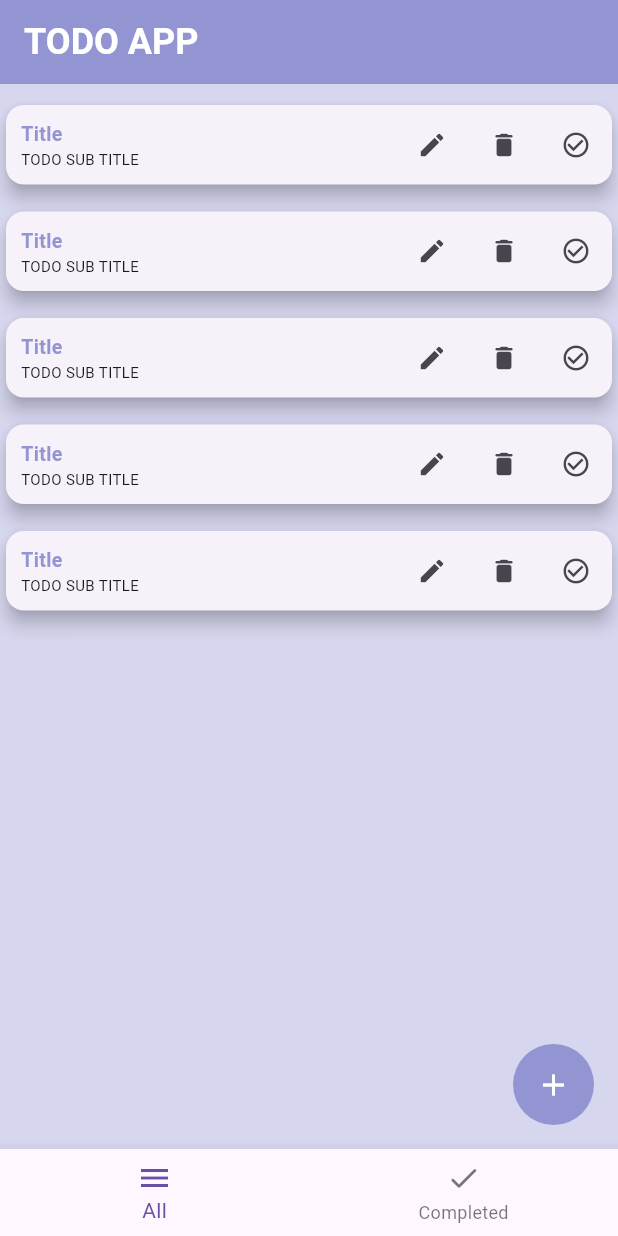
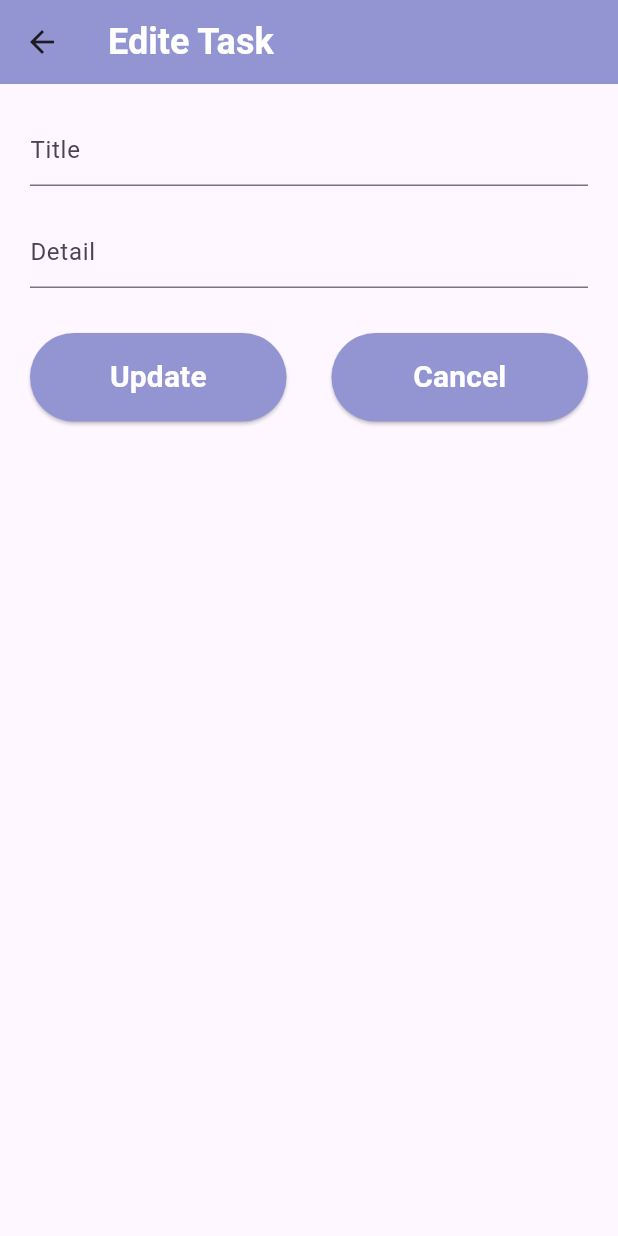
Before and after one commit to felopatersameh/Todo-App, a Flutter app: the screen it shows after launch, after a tap on the "edit" icon, on a phone screen of 412 x 824 dp. Run offline on Flutter 3.47's test engine with Material 3 defaults, Android fonts, the phone set to English and light mode, and no system bars.

Commit message:
create edite task

```diff
--- a/lib/add_screen.dart
+++ b/lib/add_screen.dart
@@ -2,7 +2,6 @@ import 'package:flutter/material.dart';
 
 class AddScreen extends StatefulWidget {
   const AddScreen({super.key});
-
   @override
   State<AddScreen> createState() => _AddScreenState();
 }
--- /dev/null
+++ b/lib/edit_screen.dart
@@ -0,0 +1,98 @@
+import 'package:flutter/material.dart';
+
+class EditScreen extends StatefulWidget {
+  const EditScreen({super.key});
+
+  @override
+  State<EditScreen> createState() => _EditScreenState();
+}
+
+TextEditingController _title = TextEditingController();
+TextEditingController _detail = TextEditingController();
+
+class _EditScreenState extends State<EditScreen> {
+  @override
+  Widget build(BuildContext context) {
+    return Scaffold(
+      appBar: AppBar(
+        backgroundColor: const Color(0xff9395D3),
+        title: const Text(
+          "Edite Task",
+          style: TextStyle(
+            color: Colors.white,
+            fontSize: 24,
+            fontWeight: FontWeight.w600,
+          ),
+        ),
+      ),
+      body: ListView(
+        padding: const EdgeInsets.all(20),
+        children: [
+          TextFormField(
+            controller: _title,
+            style: const TextStyle(color: Color(0xff8B8787)),
+            keyboardType: TextInputType.text,
+            decoration: const InputDecoration(
+              hintText: "Title",
+            ),
+          ),
+          const SizedBox(
+            height: 20,
+          ),
+          TextFormField(
+            controller: _detail,
+            style: const TextStyle(color: Color(0xff8B8787)),
+            keyboardType: TextInputType.text,
+            decoration: const InputDecoration(
+              hintText: "Detail",
+            ),
+          ),
+          const SizedBox(
+            height: 30,
+          ),
+          Row(
+            children: [
+              Expanded(
+                child: ElevatedButton(
+                  style: const ButtonStyle(
+                    padding:
+                        WidgetStatePropertyAll(EdgeInsetsDirectional.all(15)),
+                    backgroundColor: WidgetStatePropertyAll(Color(0xff9395D3)),
+                  ),
+                  child: const Text(
+                    "Update",
+                    style: TextStyle(
+                        fontSize: 20,
+                        fontWeight: FontWeight.w600,
+                        color: Colors.white),
+                  ),
+                  onPressed: () {},
+                ),
+              ),
+              const SizedBox(
+                width: 30,
+              ),
+              Expanded(
+                child: ElevatedButton(
+                  style: const ButtonStyle(
+                    padding:
+                        WidgetStatePropertyAll(EdgeInsetsDirectional.all(15)),
+                    backgroundColor: WidgetStatePropertyAll(Color(0xff9395D3)),
+                  ),
+                  child: const Text(
+                    "Cancel",
+                    style: TextStyle(
+                        fontSize: 20,
+                        fontWeight: FontWeight.w600,
+                        color: Colors.white),
+                  ),
+                  onPressed: () {},
+                ),
+              ),
+            ],
+          )
+        ],
+      ),
+    );
+  }
+}
--- a/lib/home_screen.dart
+++ b/lib/home_screen.dart
@@ -1,10 +1,18 @@
 import 'package:flutter/material.dart';
 
 import 'add_screen.dart';
+import 'edit_screen.dart';
 
-class MyHomePage extends StatelessWidget {
+List<String> data = ["First", "second", "Third", "First", "second", "Third"];
+
+class MyHomePage extends StatefulWidget {
   const MyHomePage({super.key});
 
+  @override
+  State<MyHomePage> createState() => _MyHomePageState();
+}
+
+class _MyHomePageState extends State<MyHomePage> {
   @override
   Widget build(BuildContext context) {
     return Scaffold(
@@ -21,9 +29,11 @@ class MyHomePage extends StatelessWidget {
         ),
       ),
       body: ListView.builder(
-        itemCount: 5,
+        itemCount: data.length,
         itemBuilder: (context, index) {
-          return const CardItems();
+          return CardItems(
+            title: data[index],
+          );
         },
       ),
       floatingActionButton: const BuildFloatingActionButton(),
@@ -95,8 +105,11 @@ class BuildFloatingActionButton extends StatelessWidget {
 /////////////////////////////////////////////////////////////////
 
 class CardItems extends StatelessWidget {
+  final String title;
+
   const CardItems({
     super.key,
+    required this.title,
   });
 
   @override
@@ -107,21 +120,21 @@ class CardItems extends StatelessWidget {
         elevation: 5,
         child:
             Row(mainAxisAlignment: MainAxisAlignment.spaceBetween, children: [
-          const Padding(
-            padding: EdgeInsets.all(10.0),
+          Padding(
+            padding: const EdgeInsets.all(10.0),
             child: Column(
               crossAxisAlignment: CrossAxisAlignment.start,
               mainAxisAlignment: MainAxisAlignment.spaceEvenly,
               children: [
                 Text(
-                  "Title",
-                  style: TextStyle(
+                  title,
+                  style: const TextStyle(
                     fontSize: 13,
                     fontWeight: FontWeight.w600,
                     color: Color(0xff9395D3),
                   ),
                 ),
-                Text(
+                const Text(
                   "TODO SUB TITLE",
                   style: TextStyle(
                     fontSize: 10,
@@ -136,7 +149,13 @@ class CardItems extends StatelessWidget {
             children: [
               IconButton(
                 iconSize: 20,
-                onPressed: () {},
+                onPressed: () {
+                  Navigator.push(
+                      context,
+                      MaterialPageRoute(
+                        builder: (context) => const EditScreen(),
+                      ));
+                },
                 icon: const Icon(Icons.edit),
               ),
               IconButton(
```
